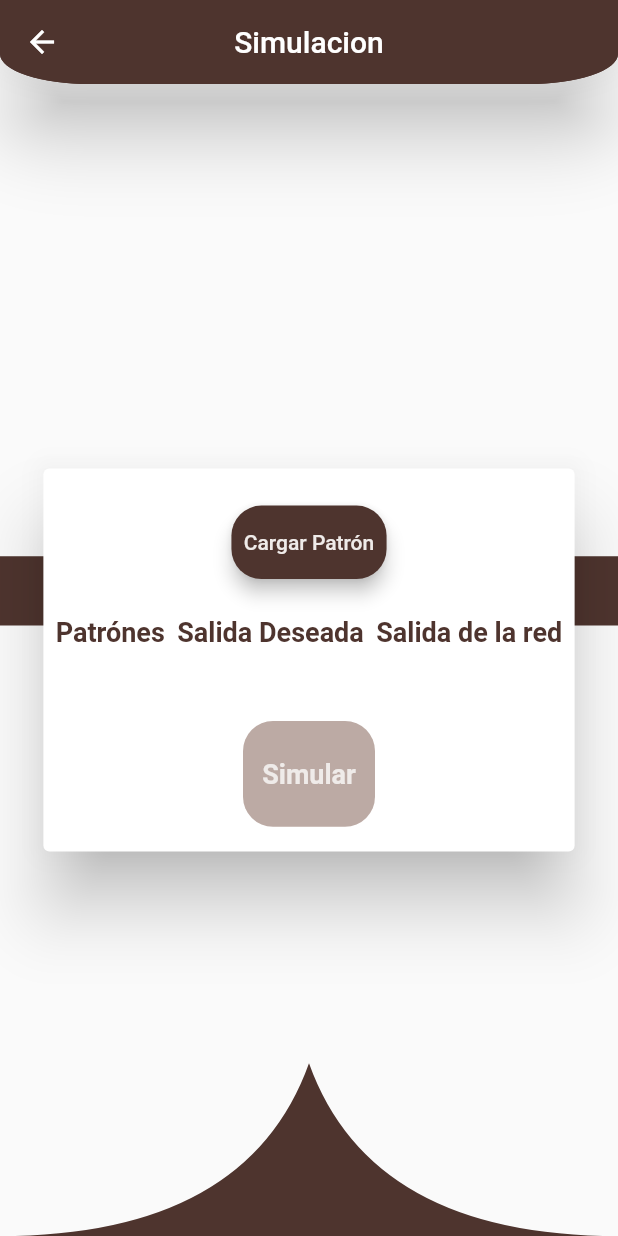
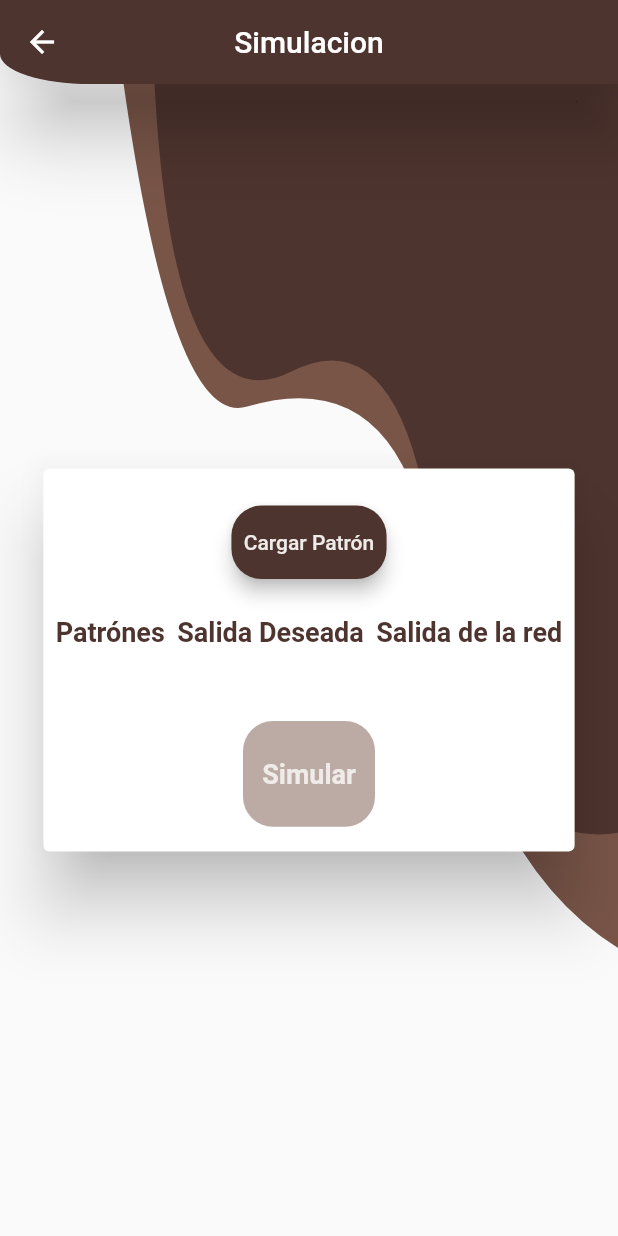
Before and after one commit to MarttinezJS/RBF, a Flutter app: the SimulacionPage screen opened by its route, on a phone screen of 412 x 824 dp. Run offline on Flutter 3.47's test engine with Material 2 defaults, Android fonts, the light colour scheme and no system bars; our stand-ins replace file_picker, syncfusion_flutter_charts.

Commit message:
Diseño final

```diff
--- a/lib/main.dart
+++ b/lib/main.dart
@@ -24,6 +24,7 @@ class MyApp extends StatelessWidget {
           primaryColor: Colors.brown[800],
           backgroundColor: Colors.brown[50],
           disabledColor: Colors.brown[200],
+          dividerColor: Colors.brown,
           appBarTheme: AppBarTheme(
             centerTitle: true,
             elevation: 20,
--- a/lib/src/pages/sumilacion.dart
+++ b/lib/src/pages/sumilacion.dart
@@ -30,6 +30,9 @@ class _SimulacionPageState extends State<SimulacionPage> {
     return Scaffold(
       appBar: AppBar(
         title: const Text('Simulacion'),
+        shape: const RoundedRectangleBorder(
+          borderRadius:  BorderRadius.only( bottomLeft: Radius.elliptical(60, 20))
+        ),
       ),
       body: BackgroundSimulacion(
         color: Theme.of(context).primaryColor,
--- a/lib/src/widgets/backgrounds.dart
+++ b/lib/src/widgets/backgrounds.dart
@@ -65,19 +65,32 @@ class BackgroundSimulacion extends StatelessWidget {
 
   @override
   Widget build(BuildContext context) {
-    return CustomPaint(
-      painter: _BackgoundSimulacionPainter(color),
-      child: child,
+
+    final size = MediaQuery.of(context).size;
+
+    return Stack(
+      children: [
+        Transform.translate(
+          offset: Offset( size.width * 0.15, size.height * 0.53),
+          child: circulo(size.aspectRatio * 100 , Theme.of(context).primaryColor),
+        ),
+        CustomPaint(
+          painter: _BackgoundSimulacionPainter(context: context),
+          child: CustomPaint(
+            painter: _BackgoundSimulacionPainter2(color),
+            child: child,
+          ),
+        ),
+      ],
     );
   }
 }
 
-
-class _BackgoundSimulacionPainter extends CustomPainter {
+class _BackgoundSimulacionPainter2 extends CustomPainter {
 
   Color color;
 
-  _BackgoundSimulacionPainter(
+  _BackgoundSimulacionPainter2(
     this.color
   );
 
@@ -89,17 +102,46 @@ class _BackgoundSimulacionPainter extends CustomPainter {
     ..style = PaintingStyle.fill
     ..strokeWidth = 10;
 
-    path.moveTo(0, size.height);
-    path.quadraticBezierTo(size.width *0.4 , size.height, size.width * 0.5, size.height* 0.85);
-    path.quadraticBezierTo(size.width *0.6 , size.height, size.width, size.height);
-    path.lineTo(size.width, size.height);
-    path.lineTo(0 , size.height);
+    path.moveTo( size.width * 0.25, 0 );
+    path.quadraticBezierTo(size.width * 0.28, size.height * 0.3, size.width * 0.47, size.height * 0.25);
+    path.quadraticBezierTo(size.width * 0.65, size.height * 0.2, size.width * 0.7, size.height * 0.4);
+    path.quadraticBezierTo(size.width * 0.76, size.height * 0.67, size.width , size.height * 0.65);
+    path.lineTo( size.width, 0);
 
-    path.moveTo(0 , size.height * 0.41);
-    path.lineTo(size.width , size.height * 0.41);
-    path.lineTo(size.width , size.height * 0.47);
-    path.lineTo(0, size.height * 0.47);
-    path.lineTo(0 , size.height * 0.41);
+
+
+    canvas.drawPath(path, paint);
+  }
+
+  @override
+  bool shouldRepaint(_BackgoundSimulacionPainter2 oldDelegate) => true;
+
+  @override
+  bool shouldRebuildSemantics(_BackgoundSimulacionPainter2 oldDelegate) => false;
+}
+
+class _BackgoundSimulacionPainter extends CustomPainter {
+
+  BuildContext context;
+
+  _BackgoundSimulacionPainter({
+    required this.context
+  });
+
+  @override
+  void paint(Canvas canvas, Size size) {
+    final path = Path();
+    final paint = Paint()
+    ..color = Theme.of(context).dividerColor
+    ..style = PaintingStyle.fill
+    ..strokeWidth = 10;
+
+    path.moveTo( size.width * 0.2, 0 );
+    path.quadraticBezierTo(size.width * 0.28, size.height * 0.3, size.width * 0.4, size.height * 0.28);
+    path.quadraticBezierTo(size.width * 0.65, size.height * 0.24, size.width * 0.7, size.height * 0.42);
+    path.quadraticBezierTo(size.width * 0.76, size.height * 0.67, size.width , size.height * 0.75);
+    path.lineTo( size.width, 0);
+
 
 
     canvas.drawPath(path, paint);
@@ -111,3 +153,15 @@ class _BackgoundSimulacionPainter extends CustomPainter {
   @override
   bool shouldRebuildSemantics(_BackgoundSimulacionPainter oldDelegate) => false;
 }
+
+Container circulo( double size, Color color ){
+  return Container(
+    height: size,
+    width: size,
+    // color: Colors.black,
+    decoration: BoxDecoration(
+      color: color,
+      borderRadius: const BorderRadius.all( Radius.circular( 100 )),
+    ),
+  );
+}
--- a/lib/src/widgets/lista_pesos.dart
+++ b/lib/src/widgets/lista_pesos.dart
@@ -4,7 +4,7 @@ class ListaPesos extends StatelessWidget {
 
   final List<double> pesos;
 
-  ListaPesos({
+  const ListaPesos({
     Key? key,
     required this.pesos
   }) : super(key: key);
```
Also changed, not shown: lib/src/widgets/custom_input.dart (+16 -3 lines).
